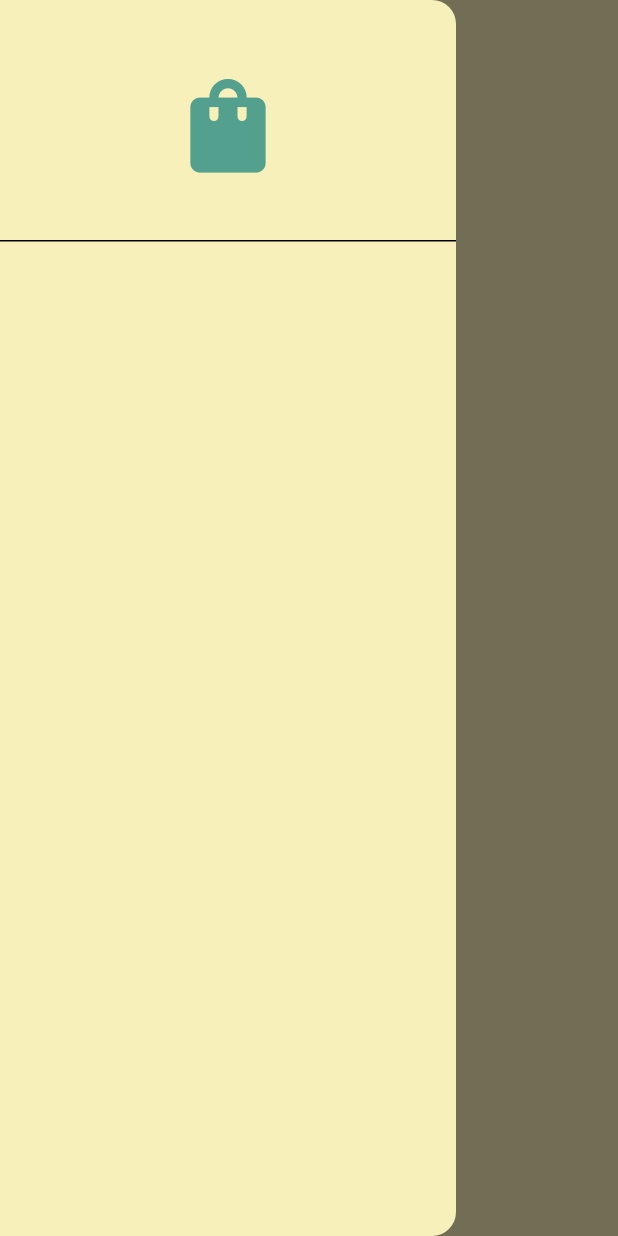
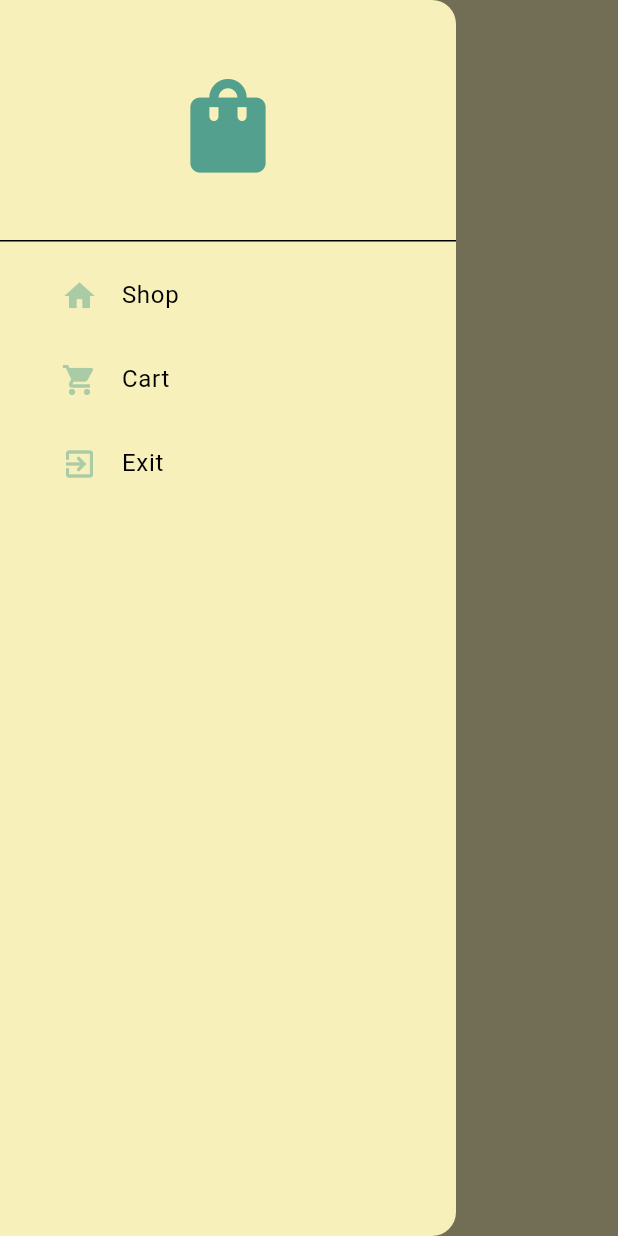
Before and after one commit to RodrigoPestana35/Flutter-Ecommerce-App, a Flutter app: the ShopPage screen opened by its route, with the side drawer open, on a phone screen of 412 x 824 dp. Run offline on Flutter 3.47's test engine with Material 3 defaults, Android fonts, the phone set to English and light mode, and no system bars.

Commit message:
Refactor MyDrawer component to include additional tiles for Shop, Cart, and Exit

```diff
--- a/lib/components/my_drawer.dart
+++ b/lib/components/my_drawer.dart
@@ -1,5 +1,6 @@
 // ignore_for_file: sort_child_properties_last, prefer_const_constructors
 
+import 'package:ecommerceapp/components/my_list_tile.dart';
 import 'package:flutter/material.dart';
 
 class MyDrawer extends StatelessWidget {
@@ -23,10 +24,25 @@ class MyDrawer extends StatelessWidget {
           ),
 
           //shop tile
+          MyListTile(
+            text: "Shop",
+            icon: Icons.home,
+            onTap: () {},
+          ),
 
           //cart tile
+          MyListTile(
+            text: "Cart",
+            icon: Icons.shopping_cart,
+            onTap: () {},
+          ),
 
           //exit tile
+          MyListTile(
+            text: "Exit",
+            icon: Icons.exit_to_app,
+            onTap: () {},
+          ),
         ],
       ),
     );
--- /dev/null
+++ b/lib/components/my_list_tile.dart
@@ -0,0 +1,30 @@
+import 'package:flutter/material.dart';
+
+class MyListTile extends StatelessWidget {
+  final String text;
+  final IconData icon;
+  final void Function()? onTap;
+  const MyListTile({
+    super.key,
+    required this.text,
+    required this.icon,
+    required this.onTap,
+  });
+
+  @override
+  Widget build(BuildContext context) {
+    return Padding(
+      padding: const EdgeInsets.only(left: 25),
+      child: ListTile(
+        leading: Icon(
+          icon,
+          color: Theme.of(context).colorScheme.primary,
+        ),
+        title: Text(
+          text,
+        ),
+        onTap: onTap,
+      ),
+    );
+  }
+}
```
